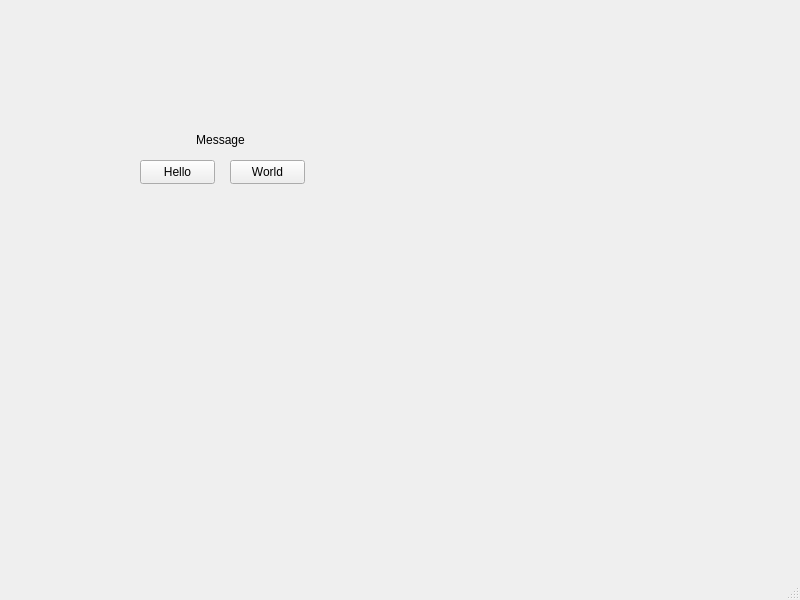
First picture: the form in code_expert/Qt_PyQt_Lab/practice_qt/EX01-05_signal_slot_practice/signal_slot_practice/mainwindow.ui, repository clap-min99/sys_semicon, before the edit.
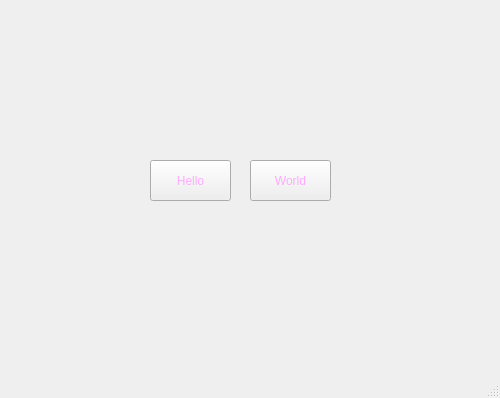
Second picture: the form after the edit. Icons and pictures are not drawn.

```diff
--- a/code_expert/Qt_PyQt_Lab/practice_qt/EX01-05_signal_slot_practice/signal_slot_practice/mainwindow.ui
+++ b/code_expert/Qt_PyQt_Lab/practice_qt/EX01-05_signal_slot_practice/signal_slot_practice/mainwindow.ui
@@ -2,29 +2,56 @@
 <ui version="4.0">
  <class>MainWindow</class>
  <widget class="QMainWindow" name="MainWindow">
+  <property name="enabled">
+   <bool>true</bool>
+  </property>
   <property name="geometry">
    <rect>
     <x>0</x>
     <y>0</y>
-    <width>800</width>
-    <height>600</height>
+    <width>500</width>
+    <height>398</height>
    </rect>
   </property>
   <property name="windowTitle">
    <string>MainWindow</string>
   </property>
+  <property name="styleSheet">
+   <string notr="true">font: 18pt &quot;휴먼엑스포&quot;;
+color: rgb(255, 170, 255);</string>
+  </property>
+  <property name="animated">
+   <bool>true</bool>
+  </property>
   <widget class="QWidget" name="centralwidget">
    <widget class="QLabel" name="chMessage">
     <property name="geometry">
      <rect>
-      <x>180</x>
-      <y>130</y>
-      <width>81</width>
-      <height>20</height>
+      <x>160</x>
+      <y>20</y>
+      <width>161</width>
+      <height>121</height>
      </rect>
     </property>
+    <property name="font">
+     <font>
+      <family>휴먼엑스포</family>
+      <pointsize>18</pointsize>
+      <italic>false</italic>
+      <bold>false</bold>
+     </font>
+    </property>
+    <property name="styleSheet">
+     <string notr="true">color: rgb(131,123)</string>
+    </property>
     <property name="text">
-     <string>Message</string>
+     <string/>
+    </property>
+    <property name="pixmap">
+     <pixmap>../../images/cut.png</pixmap>
+    </property>
+    <property name="scaledContents">
+     <bool>false</bool>
     </property>
     <property name="alignment">
      <set>Qt::AlignmentFlag::AlignCenter</set>
@@ -33,10 +60,10 @@
    <widget class="QPushButton" name="helloBtn">
     <property name="geometry">
      <rect>
-      <x>140</x>
+      <x>150</x>
       <y>160</y>
-      <width>75</width>
-      <height>24</height>
+      <width>81</width>
+      <height>41</height>
      </rect>
     </property>
     <property name="text">
@@ -44,12 +71,15 @@
     </property>
    </widget>
    <widget class="QPushButton" name="worldBtn">
+    <property name="enabled">
+     <bool>true</bool>
+    </property>
     <property name="geometry">
      <rect>
-      <x>230</x>
+      <x>250</x>
       <y>160</y>
-      <width>75</width>
-      <height>24</height>
+      <width>81</width>
+      <height>41</height>
      </rect>
     </property>
     <property name="text">
```
Left out of the diff: 4 changed lines with no effect on the pictures.
